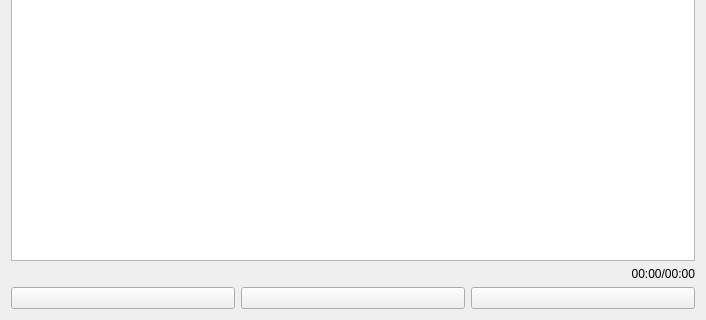
This is src/mainwindow.ui in MJAS1/vidman as Qt 5 draws it before an edit; both pictures show x 0 to 706 and y 165 to 485 of the 706 by 485 pixel window. The edited form follows.
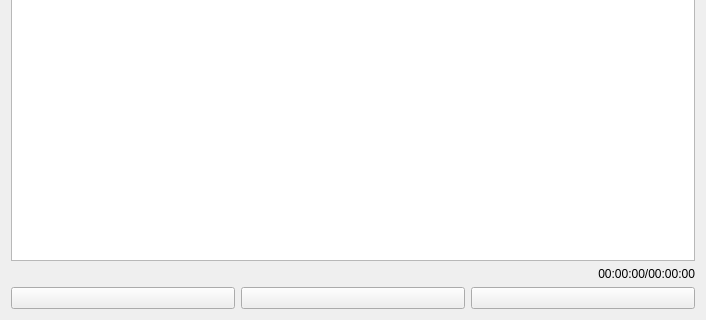
This is the edited form. Icons and pictures are not drawn. Custom widgets are drawn as their Qt base class.

```diff
--- a/src/mainwindow.ui
+++ b/src/mainwindow.ui
@@ -34,7 +34,7 @@
        <enum>Qt::LeftToRight</enum>
       </property>
       <property name="text">
-       <string>00:00/00:00</string>
+       <string>00:00:00/00:00:00</string>
       </property>
       <property name="alignment">
        <set>Qt::AlignRight|Qt::AlignTrailing|Qt::AlignVCenter</set>
```
